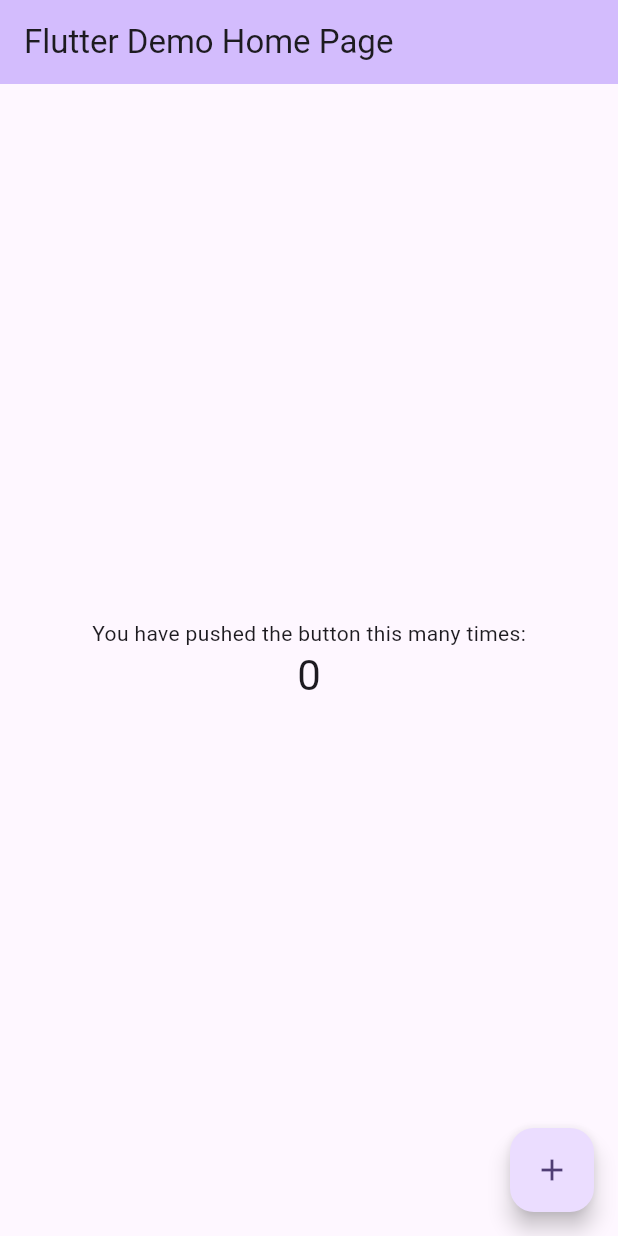
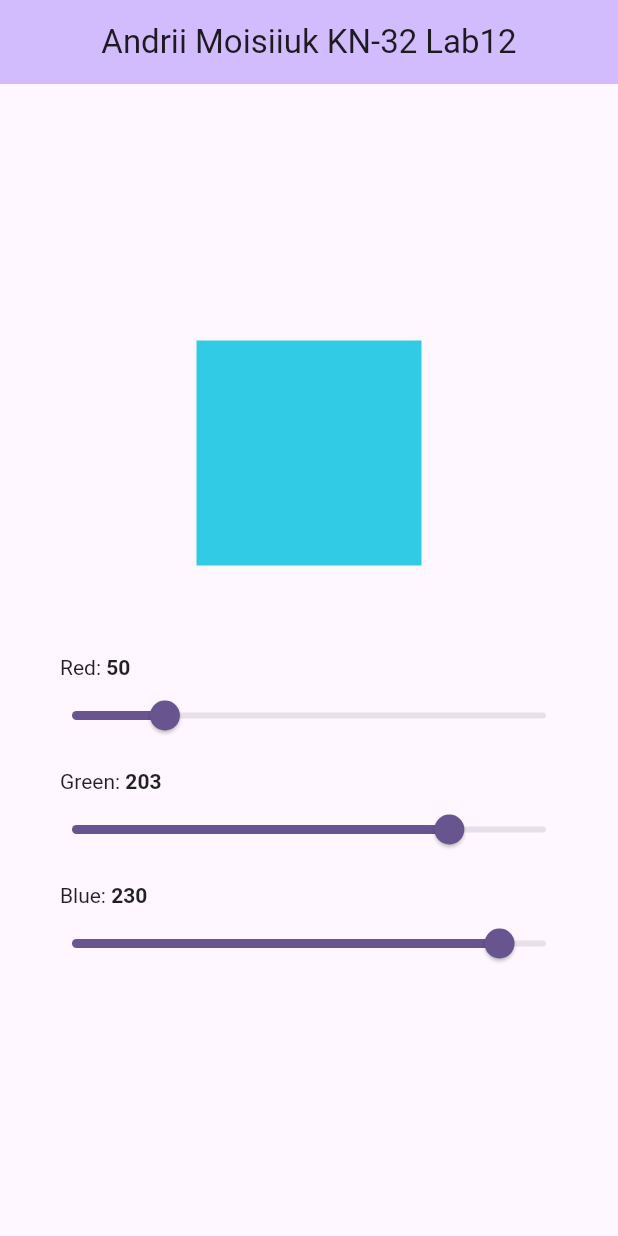
Before and after one commit to andreu9x9/flutter-lab12, a Flutter app: the screen it shows after launch, on a phone screen of 412 x 824 dp. Run offline on Flutter 3.47's test engine with Material 3 defaults, Android fonts, the phone set to English and light mode, and no system bars.

Commit message:
add RGB color picker with Provider

```diff
--- a/lib/main.dart
+++ b/lib/main.dart
@@ -1,122 +1,162 @@
 import 'package:flutter/material.dart';
+import 'package:provider/provider.dart';
 
 void main() {
-  runApp(const MyApp());
+  runApp(
+    ChangeNotifierProvider(
+      create: (_) => RgbColorProvider(),
+      child: const MyApp(),
+    ),
+  );
+}
+
+class RgbColorProvider extends ChangeNotifier {
+  int _red = 50;
+  int _green = 203;
+  int _blue = 230;
+
+  int get red => _red;
+  int get green => _green;
+  int get blue => _blue;
+
+  Color get currentColor => Color.fromRGBO(_red, _green, _blue, 1.0);
+
+  void setRed(double value) {
+    _red = value.round();
+    notifyListeners();
+  }
+
+  void setGreen(double value) {
+    _green = value.round();
+    notifyListeners();
+  }
+
+  void setBlue(double value) {
+    _blue = value.round();
+    notifyListeners();
+  }
 }
 
 class MyApp extends StatelessWidget {
   const MyApp({super.key});
 
-  // This widget is the root of your application.
   @override
   Widget build(BuildContext context) {
     return MaterialApp(
-      title: 'Flutter Demo',
+      title: 'RGB Color Picker',
       theme: ThemeData(
-        // This is the theme of your application.
-        //
-        // TRY THIS: Try running your application with "flutter run". You'll see
-        // the application has a purple toolbar. Then, without quitting the app,
-        // try changing the seedColor in the colorScheme below to Colors.green
-        // and then invoke "hot reload" (save your changes or press the "hot
-        // reload" button in a Flutter-supported IDE, or press "r" if you used
-        // the command line to start the app).
-        //
-        // Notice that the counter didn't reset back to zero; the application
-        // state is not lost during the reload. To reset the state, use hot
-        // restart instead.
-        //
-        // This works for code too, not just values: Most code changes can be
-        // tested with just a hot reload.
-        colorScheme: .fromSeed(seedColor: Colors.deepPurple),
+        colorScheme: ColorScheme.fromSeed(seedColor: Colors.deepPurple),
+        useMaterial3: true,
       ),
-      home: const MyHomePage(title: 'Flutter Demo Home Page'),
+      home: const RgbPickerScreen(),
     );
   }
 }
 
-class MyHomePage extends StatefulWidget {
-  const MyHomePage({super.key, required this.title});
-
-  // This widget is the home page of your application. It is stateful, meaning
-  // that it has a State object (defined below) that contains fields that affect
-  // how it looks.
-
-  // This class is the configuration for the state. It holds the values (in this
-  // case the title) provided by the parent (in this case the App widget) and
-  // used by the build method of the State. Fields in a Widget subclass are
-  // always marked "final".
-
-  final String title;
-
-  @override
-  State<MyHomePage> createState() => _MyHomePageState();
-}
-
-class _MyHomePageState extends State<MyHomePage> {
-  int _counter = 0;
-
-  void _incrementCounter() {
-    setState(() {
-      // This call to setState tells the Flutter framework that something has
-      // changed in this State, which causes it to rerun the build method below
-      // so that the display can reflect the updated values. If we changed
-      // _counter without calling setState(), then the build method would not be
-      // called again, and so nothing would appear to happen.
-      _counter++;
-    });
-  }
+class RgbPickerScreen extends StatelessWidget {
+  const RgbPickerScreen({super.key});
 
   @override
   Widget build(BuildContext context) {
-    // This method is rerun every time setState is called, for instance as done
-    // by the _incrementCounter method above.
-    //
-    // The Flutter framework has been optimized to make rerunning build methods
-    // fast, so that you can just rebuild anything that needs updating rather
-    // than having to individually change instances of widgets.
     return Scaffold(
       appBar: AppBar(
-        // TRY THIS: Try changing the color here to a specific color (to
-        // Colors.amber, perhaps?) and trigger a hot reload to see the AppBar
-        // change color while the other colors stay the same.
         backgroundColor: Theme.of(context).colorScheme.inversePrimary,
-        // Here we take the value from the MyHomePage object that was created by
-        // the App.build method, and use it to set our appbar title.
-        title: Text(widget.title),
+        title: const Text('Andrii Moisiiuk KN-32 Lab12'),
+        centerTitle: true,
       ),
-      body: Center(
-        // Center is a layout widget. It takes a single child and positions it
-        // in the middle of the parent.
+      body: const Padding(
+        padding: EdgeInsets.symmetric(horizontal: 24.0),
         child: Column(
-          // Column is also a layout widget. It takes a list of children and
-          // arranges them vertically. By default, it sizes itself to fit its
-          // children horizontally, and tries to be as tall as its parent.
-          //
-          // Column has various properties to control how it sizes itself and
-          // how it positions its children. Here we use mainAxisAlignment to
-          // center the children vertically; the main axis here is the vertical
-          // axis because Columns are vertical (the cross axis would be
-          // horizontal).
-          //
-          // TRY THIS: Invoke "debug painting" (choose the "Toggle Debug Paint"
-          // action in the IDE, or press "p" in the console), to see the
-          // wireframe for each widget.
-          mainAxisAlignment: .center,
+          mainAxisAlignment: MainAxisAlignment.center,
           children: [
-            const Text('You have pushed the button this many times:'),
-            Text(
-              '$_counter',
-              style: Theme.of(context).textTheme.headlineMedium,
-            ),
+            ColorPreviewContainer(),
+            SizedBox(height: 60),
+            RgbSlidersSection(),
           ],
         ),
-      ),
-      floatingActionButton: FloatingActionButton(
-        onPressed: _incrementCounter,
-        tooltip: 'Increment',
-        child: const Icon(Icons.add),
       ),
     );
   }
 }
+
+class ColorPreviewContainer extends StatelessWidget {
+  const ColorPreviewContainer({super.key});
+
+  @override
+  Widget build(BuildContext context) {
+    final currentColor = context.watch<RgbColorProvider>().currentColor;
+
+    return Container(
+      width: 150,
+      height: 150,
+      decoration: BoxDecoration(
+        color: currentColor,
+      ),
+    );
+  }
+}
+
+class RgbSlidersSection extends StatelessWidget {
+  const RgbSlidersSection({super.key});
+
+  @override
+  Widget build(BuildContext context) {
+    final colorProvider = context.watch<RgbColorProvider>();
+
+    return Column(
+      crossAxisAlignment: CrossAxisAlignment.start,
+      children: [
+        _buildSingleSlider(
+          label: 'Red',
+          value: colorProvider.red,
+          onChanged: (val) => context.read<RgbColorProvider>().setRed(val),
+        ),
+        const SizedBox(height: 12),
+        _buildSingleSlider(
+          label: 'Green',
+          value: colorProvider.green,
+          onChanged: (val) => context.read<RgbColorProvider>().setGreen(val),
+        ),
+        const SizedBox(height: 12),
+        _buildSingleSlider(
+          label: 'Blue',
+          value: colorProvider.blue,
+          onChanged: (val) => context.read<RgbColorProvider>().setBlue(val),
+        ),
+      ],
+    );
+  }
+
+  Widget _buildSingleSlider({
+    required String label,
+    required int value,
+    required ValueChanged<double> onChanged,
+  }) {
+    return Column(
+      crossAxisAlignment: CrossAxisAlignment.start,
+      children: [
+        Padding(
+          padding: const EdgeInsets.only(left: 16.0),
+          child: RichText(
+            text: TextSpan(
+              style: const TextStyle(color: Colors.black87, fontSize: 14),
+              children: [
+                TextSpan(text: '$label: '),
+                TextSpan(
+                  text: '$value',
+                  style: const TextStyle(fontWeight: FontWeight.bold),
+                ),
+              ],
+            ),
+          ),
+        ),
+        Slider(
+          value: value.toDouble(),
+          min: 0,
+          max: 255,
+          onChanged: onChanged,
+        ),
+      ],
+    );
+  }
+}
--- a/pubspec.yaml
+++ b/pubspec.yaml
@@ -33,6 +33,7 @@ dependencies:
 
   # The following adds the Cupertino Icons font to your application.
   # Use with the CupertinoIcons class for iOS style icons.
+  provider: ^6.1.2
   cupertino_icons: ^1.0.8
 
 dev_dependencies:
```
Also changed, not shown: pubspec.lock.
